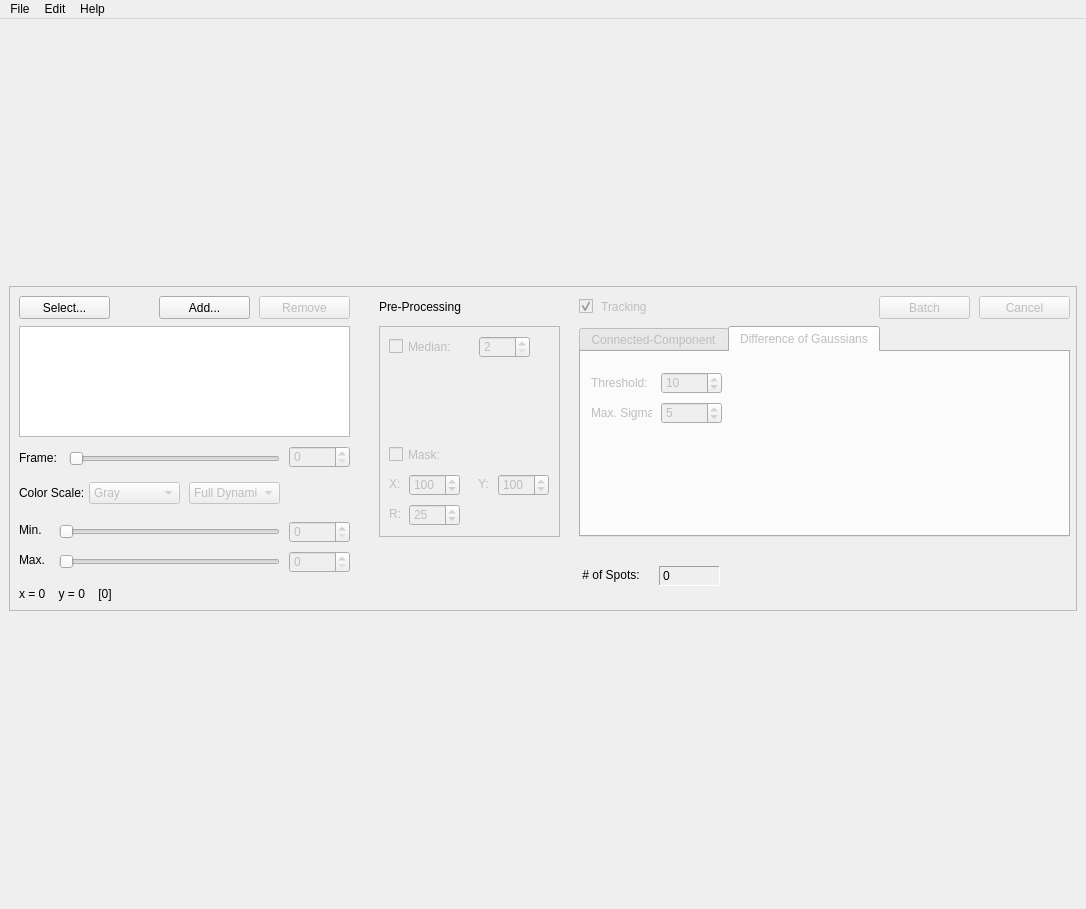
Before: the Qt Designer form TrackerLab.ui in Molecular-Nanophotonics/TrackerLab, drawn with Qt 5.
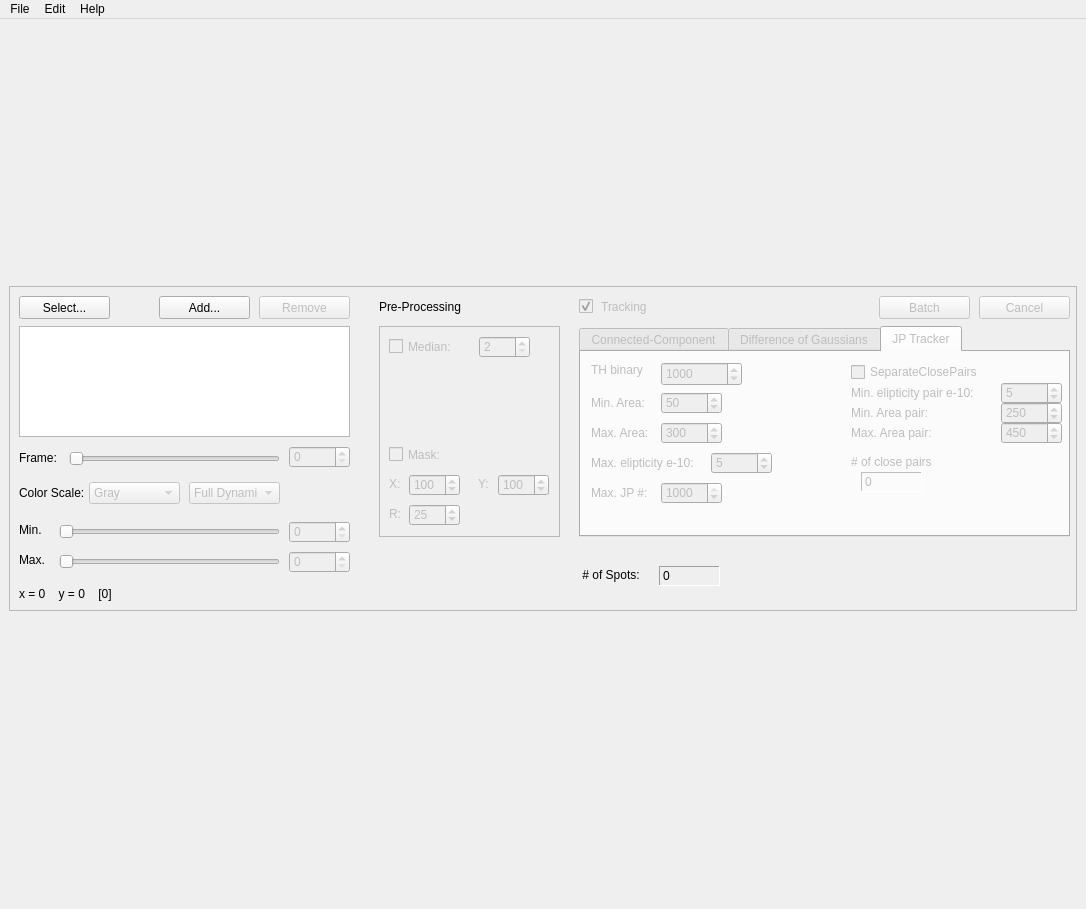
After: the same form once the commit is applied. The open tabs and pages were chosen to show the change.

Commit message:
Added JPTracker + Mac file dialog
addad the JP tracker from the workspace_nic branch

Diff of the .ui file:
```diff
--- a/TrackerLab.ui
+++ b/TrackerLab.ui
@@ -378,6 +378,375 @@
          </property>
         </widget>
        </widget>
+       <widget class="QWidget" name="JPTracker">
+        <attribute name="title">
+         <string>JP Tracker</string>
+        </attribute>
+        <widget class="QSpinBox" name="tab3MinElipticityPairSpinBox">
+         <property name="geometry">
+          <rect>
+           <x>420</x>
+           <y>30</y>
+           <width>61</width>
+           <height>22</height>
+          </rect>
+         </property>
+         <property name="toolTip">
+          <string comment="just checking" extracomment="comment on tooltip">0 - 1</string>
+         </property>
+         <property name="keyboardTracking">
+          <bool>false</bool>
+         </property>
+         <property name="maximum">
+          <number>10</number>
+         </property>
+         <property name="singleStep">
+          <number>1</number>
+         </property>
+         <property name="value">
+          <number>5</number>
+         </property>
+         <property name="displayIntegerBase">
+          <number>10</number>
+         </property>
+        </widget>
+        <widget class="QLabel" name="numberOfClosePairs">
+         <property name="geometry">
+          <rect>
+           <x>280</x>
+           <y>120</y>
+           <width>61</width>
+           <height>20</height>
+          </rect>
+         </property>
+         <property name="frameShape">
+          <enum>QFrame::Panel</enum>
+         </property>
+         <property name="frameShadow">
+          <enum>QFrame::Sunken</enum>
+         </property>
+         <property name="text">
+          <string>0</string>
+         </property>
+        </widget>
+        <widget class="QLabel" name="tab3MinAreaLabel">
+         <property name="geometry">
+          <rect>
+           <x>10</x>
+           <y>40</y>
+           <width>71</width>
+           <height>21</height>
+          </rect>
+         </property>
+         <property name="layoutDirection">
+          <enum>Qt::LeftToRight</enum>
+         </property>
+         <property name="text">
+          <string>Min. Area:</string>
+         </property>
+         <property name="alignment">
+          <set>Qt::AlignLeading|Qt::AlignLeft|Qt::AlignVCenter</set>
+         </property>
+        </widget>
+        <widget class="QLabel" name="tab3MaxFeaturesLabel">
+         <property name="geometry">
+          <rect>
+           <x>10</x>
+           <y>130</y>
+           <width>71</width>
+           <height>21</height>
+          </rect>
+         </property>
+         <property name="layoutDirection">
+          <enum>Qt::LeftToRight</enum>
+         </property>
+         <property name="text">
+          <string>Max. JP #:</string>
+         </property>
+         <property name="alignment">
+          <set>Qt::AlignLeading|Qt::AlignLeft|Qt::AlignVCenter</set>
+         </property>
+        </widget>
+        <widget class="QLabel" name="tab3MaxElipticityLabel">
+         <property name="geometry">
+          <rect>
+           <x>10</x>
+           <y>100</y>
+           <width>121</width>
+           <height>21</height>
+          </rect>
+         </property>
+         <property name="layoutDirection">
+          <enum>Qt::LeftToRight</enum>
+         </property>
+         <property name="text">
+          <string>Max. elipticity e-10:</string>
+         </property>
+         <property name="alignment">
+          <set>Qt::AlignLeading|Qt::AlignLeft|Qt::AlignVCenter</set>
+         </property>
+        </widget>
+        <widget class="QSpinBox" name="tab3MaxElipticitySpinBox">
+         <property name="geometry">
+          <rect>
+           <x>130</x>
+           <y>100</y>
+           <width>61</width>
+           <height>22</height>
+          </rect>
+         </property>
+         <property name="keyboardTracking">
+          <bool>false</bool>
+         </property>
+         <property name="maximum">
+          <number>10</number>
+         </property>
+         <property name="singleStep">
+          <number>1</number>
+         </property>
+         <property name="value">
+          <number>5</number>
+         </property>
+         <property name="displayIntegerBase">
+          <number>10</number>
+         </property>
+        </widget>
+        <widget class="QLabel" name="tab3MaxElipticityPairLabel">
+         <property name="geometry">
+          <rect>
+           <x>270</x>
+           <y>30</y>
+           <width>151</width>
+           <height>21</height>
+          </rect>
+         </property>
+         <property name="layoutDirection">
+          <enum>Qt::LeftToRight</enum>
+         </property>
+         <property name="text">
+          <string>Min. elipticity pair e-10:</string>
+         </property>
+         <property name="alignment">
+          <set>Qt::AlignLeading|Qt::AlignLeft|Qt::AlignVCenter</set>
+         </property>
+        </widget>
+        <widget class="QSpinBox" name="tab3MaxAreaPairSpinBox">
+         <property name="geometry">
+          <rect>
+           <x>420</x>
+           <y>70</y>
+           <width>61</width>
+           <height>22</height>
+          </rect>
+         </property>
+         <property name="keyboardTracking">
+          <bool>false</bool>
+         </property>
+         <property name="maximum">
+          <number>10000</number>
+         </property>
+         <property name="value">
+          <number>450</number>
+         </property>
+        </widget>
+        <widget class="QLabel" name="tab3MaxAreaPairLabel">
+         <property name="geometry">
+          <rect>
+           <x>270</x>
+           <y>70</y>
+           <width>101</width>
+           <height>21</height>
+          </rect>
+         </property>
+         <property name="layoutDirection">
+          <enum>Qt::LeftToRight</enum>
+         </property>
+         <property name="text">
+          <string>Max. Area pair:</string>
+         </property>
+         <property name="alignment">
+          <set>Qt::AlignLeading|Qt::AlignLeft|Qt::AlignVCenter</set>
+         </property>
+        </widget>
+        <widget class="QLabel" name="tab3MaxAreaLabel">
+         <property name="geometry">
+          <rect>
+           <x>10</x>
+           <y>70</y>
+           <width>71</width>
+           <height>21</height>
+          </rect>
+         </property>
+         <property name="layoutDirection">
+          <enum>Qt::LeftToRight</enum>
+         </property>
+         <property name="text">
+          <string>Max. Area:</string>
+         </property>
+         <property name="alignment">
+          <set>Qt::AlignLeading|Qt::AlignLeft|Qt::AlignVCenter</set>
+         </property>
+        </widget>
+        <widget class="QLabel" name="numberOfClosePairsLabel">
+         <property name="geometry">
+          <rect>
+           <x>270</x>
+           <y>100</y>
+           <width>161</width>
+           <height>20</height>
+          </rect>
+         </property>
+         <property name="text">
+          <string># of close pairs</string>
+         </property>
+        </widget>
+        <widget class="QSpinBox" name="tab3MaxFeaturesSpinBox">
+         <property name="geometry">
+          <rect>
+           <x>80</x>
+           <y>130</y>
+           <width>61</width>
+           <height>22</height>
+          </rect>
+         </property>
+         <property name="keyboardTracking">
+          <bool>false</bool>
+         </property>
+         <property name="minimum">
+          <number>1</number>
+         </property>
+         <property name="maximum">
+          <number>1000</number>
+         </property>
+         <property name="value">
+          <number>1000</number>
+         </property>
+        </widget>
+        <widget class="QSpinBox" name="tab3ThresholdSpinBox">
+         <property name="geometry">
+          <rect>
+           <x>80</x>
+           <y>10</y>
+           <width>81</width>
+           <height>24</height>
+          </rect>
+         </property>
+         <property name="minimum">
+          <number>1</number>
+         </property>
+         <property name="maximum">
+          <number>70000</number>
+         </property>
+         <property name="singleStep">
+          <number>50</number>
+         </property>
+         <property name="value">
+          <number>1000</number>
+         </property>
+        </widget>
+        <widget class="QLabel" name="tab3MinAreaPairLabel">
+         <property name="geometry">
+          <rect>
+           <x>270</x>
+           <y>50</y>
+           <width>91</width>
+           <height>21</height>
+          </rect>
+         </property>
+         <property name="layoutDirection">
+          <enum>Qt::LeftToRight</enum>
+         </property>
+         <property name="text">
+          <string>Min. Area pair:</string>
+         </property>
+         <property name="alignment">
+          <set>Qt::AlignLeading|Qt::AlignLeft|Qt::AlignVCenter</set>
+         </property>
+        </widget>
+        <widget class="QSpinBox" name="tab3MaxAreaSpinBox">
+         <property name="geometry">
+          <rect>
+           <x>80</x>
+           <y>70</y>
+           <width>61</width>
+           <height>22</height>
+          </rect>
+         </property>
+         <property name="keyboardTracking">
+          <bool>false</bool>
+         </property>
+         <property name="maximum">
+          <number>10000</number>
+         </property>
+         <property name="value">
+          <number>300</number>
+         </property>
+        </widget>
+        <widget class="QSpinBox" name="tab3MinAreaPairSpinBox">
+         <property name="geometry">
+          <rect>
+           <x>420</x>
+           <y>50</y>
+           <width>61</width>
+           <height>22</height>
+          </rect>
+         </property>
+         <property name="keyboardTracking">
+          <bool>false</bool>
+         </property>
+         <property name="maximum">
+          <number>1000</number>
+         </property>
+         <property name="value">
+          <number>250</number>
+         </property>
+        </widget>
+        <widget class="QLabel" name="tab3ThresholdLabel">
+         <property name="geometry">
+          <rect>
+           <x>10</x>
+           <y>10</y>
+           <width>71</width>
+           <height>16</height>
+          </rect>
+         </property>
+         <property name="text">
+          <string>TH binary</string>
+         </property>
+        </widget>
+        <widget class="QCheckBox" name="SeparateClosePairsCheckBox">
+         <property name="geometry">
+          <rect>
+           <x>270</x>
+           <y>10</y>
+           <width>171</width>
+           <height>20</height>
+          </rect>
+         </property>
+         <property name="text">
+          <string>SeparateClosePairs</string>
+         </property>
+        </widget>
+        <widget class="QSpinBox" name="tab3MinAreaSpinBox">
+         <property name="geometry">
+          <rect>
+           <x>80</x>
+           <y>40</y>
+           <width>61</width>
+           <height>22</height>
+          </rect>
+         </property>
+         <property name="keyboardTracking">
+          <bool>false</bool>
+         </property>
+         <property name="maximum">
+          <number>1000</number>
+         </property>
+         <property name="value">
+          <number>50</number>
+         </property>
+        </widget>
+       </widget>
       </widget>
       <widget class="QPushButton" name="batchButton">
        <property name="enabled">
```
Left out of the diff: 2 changed lines with no effect on the pictures. The commit also changes 4 other files.
